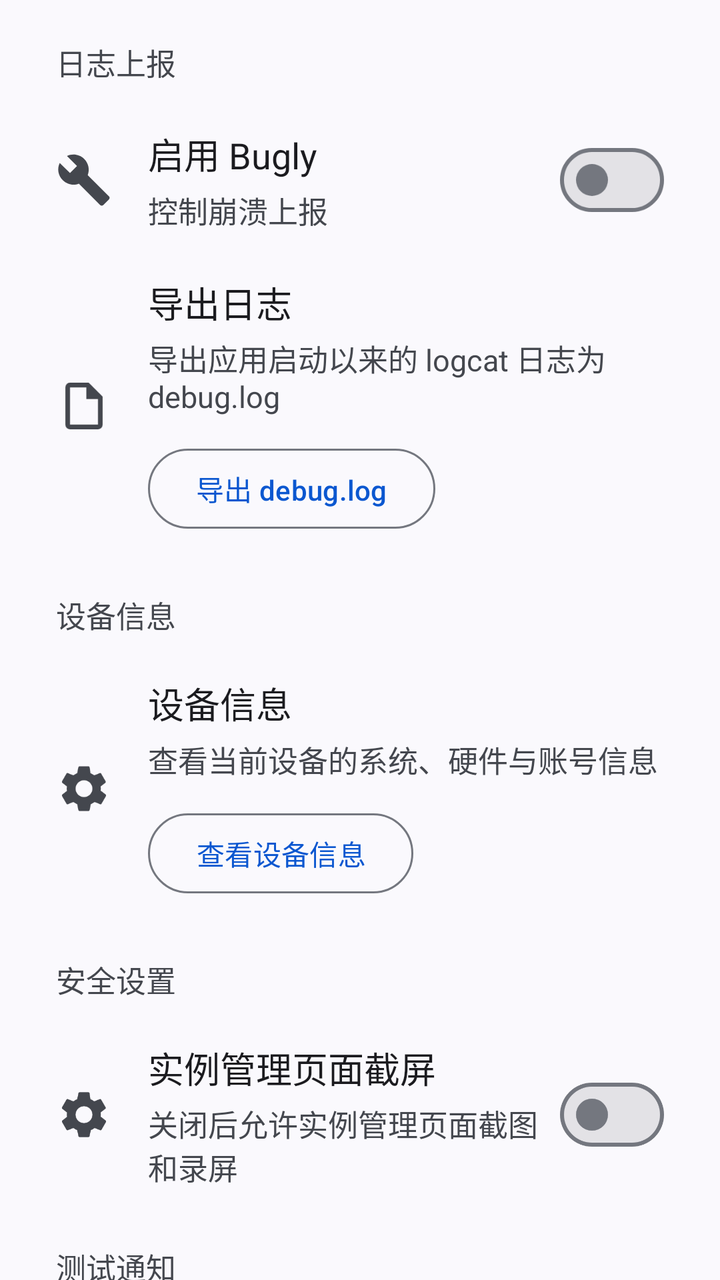
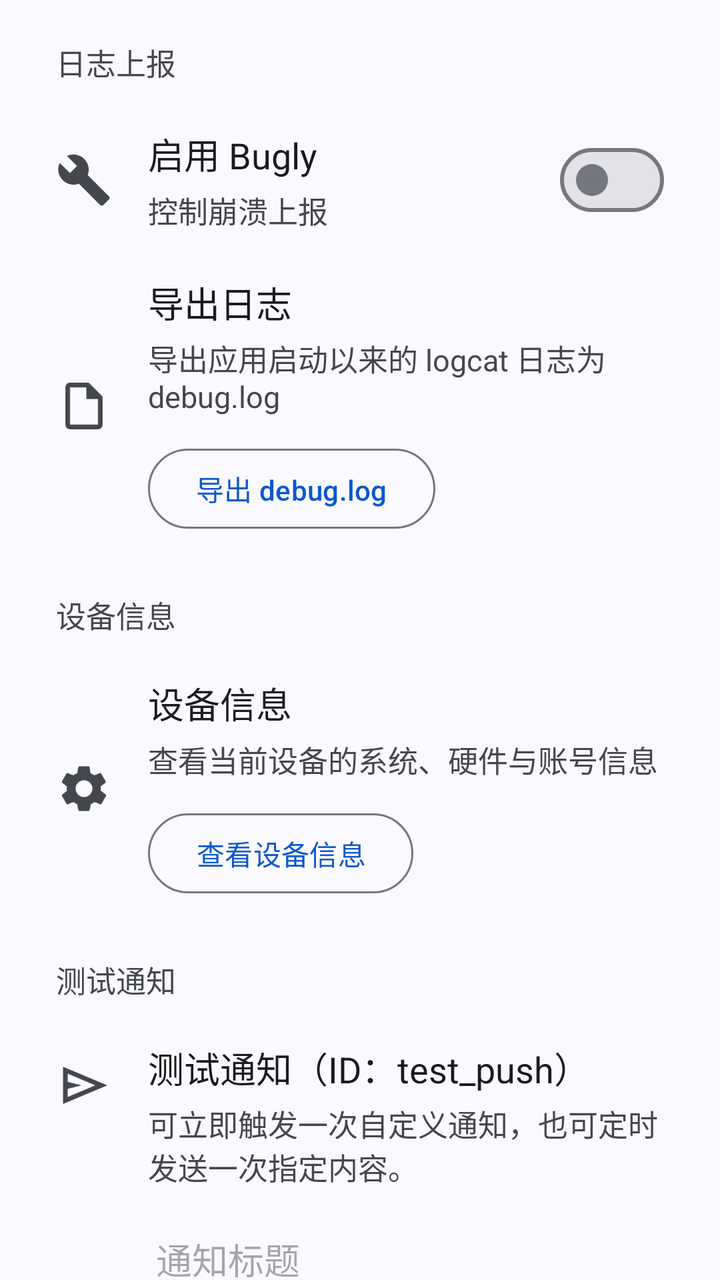

Before-and-after screenshots of an Android layout around one commit, followed by the original layout XML and the change that was made.
<!-- AndroidManifest.xml: application theme Theme.Simpfun -->
<!-- res/layout/fragment_debug.xml -->
<?xml version="1.0" encoding="utf-8"?>
<androidx.core.widget.NestedScrollView xmlns:android="http://schemas.android.com/apk/res/android"
    xmlns:app="http://schemas.android.com/apk/res-auto"
    android:id="@+id/scroll_debug"
    android:layout_width="match_parent"
    android:layout_height="match_parent"
    android:background="?attr/colorSurface"
    android:scrollbars="none">

    <LinearLayout
        android:layout_width="match_parent"
        android:layout_height="wrap_content"
        android:orientation="vertical"
        android:paddingStart="20dp"
        android:paddingTop="20dp"
        android:paddingEnd="20dp"
        android:paddingBottom="96dp">

        <TextView
            android:layout_width="wrap_content"
            android:layout_height="wrap_content"
            android:text="日志上报"
            android:textSize="15sp"
            android:textColor="?attr/colorOnSurfaceVariant"
            android:layout_marginStart="8dp"
            android:layout_marginBottom="10dp" />

        <LinearLayout
            android:layout_width="match_parent"
            android:layout_height="wrap_content"
            android:minHeight="76dp"
            android:orientation="horizontal"
            android:gravity="center_vertical"
            android:paddingHorizontal="8dp"
            android:paddingVertical="10dp">

            <ImageView
                android:layout_width="28dp"
                android:layout_height="28dp"
                android:layout_marginEnd="18dp"
                android:src="@drawable/ic_build_24"
                android:contentDescription="Bugly"
                app:tint="?attr/colorOnSurfaceVariant" />

            <LinearLayout
                android:layout_width="0dp"
                android:layout_height="wrap_content"
                android:layout_weight="1"
                android:orientation="vertical">

                <TextView
                    android:layout_width="wrap_content"
                    android:layout_height="wrap_content"
                    android:text="启用 Bugly"
                    android:textSize="18sp"
                    android:textColor="?attr/colorOnSurface" />

                <TextView
                    android:layout_width="wrap_content"
                    android:layout_height="wrap_content"
                    android:layout_marginTop="4dp"
                    android:text="控制崩溃上报"
                    android:textSize="15sp"
                    android:textColor="?attr/colorOnSurfaceVariant" />
            </LinearLayout>

            <com.google.android.material.materialswitch.MaterialSwitch
                android:id="@+id/switch_bugly"
                android:layout_width="wrap_content"
                android:layout_height="wrap_content" />
        </LinearLayout>

        <LinearLayout
            android:layout_width="match_parent"
            android:layout_height="wrap_content"
            android:minHeight="76dp"
            android:orientation="horizontal"
            android:gravity="center_vertical"
            android:paddingHorizontal="8dp"
            android:paddingVertical="10dp">

            <ImageView
                android:layout_width="28dp"
                android:layout_height="28dp"
                android:layout_marginEnd="18dp"
                android:src="@drawable/ic_document"
                android:contentDescription="导出日志"
                app:tint="?attr/colorOnSurfaceVariant" />

            <LinearLayout
                android:layout_width="0dp"
                android:layout_height="wrap_content"
                android:layout_weight="1"
                android:orientation="vertical">

                <TextView
                    android:layout_width="wrap_content"
                    android:layout_height="wrap_content"
                    android:text="导出日志"
                    android:textSize="18sp"
                    android:textColor="?attr/colorOnSurface" />

                <TextView
                    android:layout_width="wrap_content"
                    android:layout_height="wrap_content"
                    android:layout_marginTop="4dp"
                    android:text="导出应用启动以来的 logcat 日志为 debug.log"
                    android:textSize="15sp"
                    android:textColor="?attr/colorOnSurfaceVariant" />

                <com.google.android.material.button.MaterialButton
                    android:id="@+id/btn_export_log"
                    style="?attr/materialButtonOutlinedStyle"
                    android:layout_width="wrap_content"
                    android:layout_height="wrap_content"
                    android:layout_marginTop="12dp"
                    android:text="导出 debug.log" />
            </LinearLayout>
        </LinearLayout>

        <TextView
            android:layout_width="wrap_content"
            android:layout_height="wrap_content"
            android:text="设备信息"
            android:textSize="15sp"
            android:textColor="?attr/colorOnSurfaceVariant"
            android:layout_marginStart="8dp"
            android:layout_marginTop="18dp"
            android:layout_marginBottom="10dp" />

        <LinearLayout
            android:layout_width="match_parent"
            android:layout_height="wrap_content"
            android:minHeight="76dp"
            android:orientation="horizontal"
            android:gravity="center_vertical"
            android:paddingHorizontal="8dp"
            android:paddingVertical="10dp">

            <ImageView
                android:layout_width="28dp"
                android:layout_height="28dp"
                android:layout_marginEnd="18dp"
                android:src="@drawable/ic_settings"
                android:contentDescription="设备信息"
                app:tint="?attr/colorOnSurfaceVariant" />

            <LinearLayout
                android:layout_width="0dp"
                android:layout_height="wrap_content"
                android:layout_weight="1"
                android:orientation="vertical">

                <TextView
                    android:layout_width="wrap_content"
                    android:layout_height="wrap_content"
                    android:text="设备信息"
                    android:textSize="18sp"
                    android:textColor="?attr/colorOnSurface" />

                <TextView
                    android:layout_width="wrap_content"
                    android:layout_height="wrap_content"
                    android:layout_marginTop="4dp"
                    android:text="查看当前设备的系统、硬件与账号信息"
                    android:textSize="15sp"
                    android:textColor="?attr/colorOnSurfaceVariant" />

                <com.google.android.material.button.MaterialButton
                    android:id="@+id/btn_device_info"
                    style="?attr/materialButtonOutlinedStyle"
                    android:layout_width="wrap_content"
                    android:layout_height="wrap_content"
                    android:layout_marginTop="12dp"
                    android:text="查看设备信息" />
            </LinearLayout>
        </LinearLayout>

        <TextView
            android:layout_width="wrap_content"
            android:layout_height="wrap_content"
            android:text="安全设置"
            android:textSize="15sp"
            android:textColor="?attr/colorOnSurfaceVariant"
            android:layout_marginStart="8dp"
            android:layout_marginTop="18dp"
            android:layout_marginBottom="10dp" />

        <LinearLayout
            android:layout_width="match_parent"
            android:layout_height="wrap_content"
            android:minHeight="76dp"
            android:orientation="horizontal"
            android:gravity="center_vertical"
            android:paddingHorizontal="8dp"
            android:paddingVertical="10dp">

            <ImageView
                android:layout_width="28dp"
                android:layout_height="28dp"
                android:layout_marginEnd="18dp"
                android:src="@drawable/ic_settings"
                android:contentDescription="Manage 页面禁止截屏"
                app:tint="?attr/colorOnSurfaceVariant" />

            <LinearLayout
                android:layout_width="0dp"
                android:layout_height="wrap_content"
                android:layout_weight="1"
                android:orientation="vertical">

                <TextView
                    android:layout_width="wrap_content"
                    android:layout_height="wrap_content"
                    android:text="实例管理页面截屏"
                    android:textSize="18sp"
                    android:textColor="?attr/colorOnSurface" />

                <TextView
                    android:layout_width="wrap_content"
                    android:layout_height="wrap_content"
                    android:layout_marginTop="4dp"
                    android:text="关闭后允许实例管理页面截图和录屏"
                    android:textSize="15sp"
                    android:textColor="?attr/colorOnSurfaceVariant" />
            </LinearLayout>

            <com.google.android.material.materialswitch.MaterialSwitch
                android:id="@+id/switch_manage_screenshot_protection"
                android:layout_width="wrap_content"
                android:layout_height="wrap_content" />
        </LinearLayout>

        <TextView
            android:layout_width="wrap_content"
            android:layout_height="wrap_content"
            android:text="测试通知"
            android:textSize="15sp"
            android:textColor="?attr/colorOnSurfaceVariant"
            android:layout_marginStart="8dp"
            android:layout_marginTop="18dp"
            android:layout_marginBottom="10dp" />

        <LinearLayout
            android:layout_width="match_parent"
            android:layout_height="wrap_content"
            android:orientation="vertical"
            android:paddingHorizontal="8dp"
            android:paddingVertical="10dp">

            <LinearLayout
                android:layout_width="match_parent"
                android:layout_height="wrap_content"
                android:orientation="horizontal"
                android:gravity="top">

                <ImageView
                    android:layout_width="28dp"
                    android:layout_height="28dp"
                    android:layout_marginEnd="18dp"
                    android:layout_marginTop="8dp"
                    android:src="@drawable/ic_send"
                    android:contentDescription="测试通知"
                    app:tint="?attr/colorOnSurfaceVariant" />

                <LinearLayout
                    android:layout_width="0dp"
                    android:layout_height="wrap_content"
                    android:layout_weight="1"
                    android:orientation="vertical">

                    <TextView
                        android:layout_width="wrap_content"
                        android:layout_height="wrap_content"
                        android:text="测试通知（ID：test_push）"
                        android:textSize="18sp"
                        android:textColor="?attr/colorOnSurface" />

                    <TextView
                        android:layout_width="wrap_content"
                        android:layout_height="wrap_content"
                        android:layout_marginTop="4dp"
                        android:text="可立即触发一次自定义通知，也可定时发送一次指定内容。"
                        android:textSize="15sp"
                        android:textColor="?attr/colorOnSurfaceVariant" />

                    <EditText
                        android:id="@+id/et_notification_title"
                        android:layout_width="match_parent"
                        android:layout_height="wrap_content"
                        android:layout_marginTop="12dp"
                        android:hint="通知标题"
                        android:singleLine="true"
                        android:inputType="textCapSentences" />

                    <EditText
                        android:id="@+id/et_notification_content"
                        android:layout_width="match_parent"
                        android:layout_height="wrap_content"
                        android:layout_marginTop="12dp"
                        android:gravity="top|start"
                        android:hint="通知内容"
                        android:inputType="textCapSentences|textMultiLine"
                        android:minLines="3" />

                    <TextView
                        android:layout_width="wrap_content"
                        android:layout_height="wrap_content"
                        android:layout_marginTop="14dp"
                        android:text="定时时间"
                        android:textColor="?attr/colorOnSurface"
                        android:textSize="16sp" />

                    <TextView
                        android:id="@+id/tv_notification_time_value"
                        android:layout_width="wrap_content"
                        android:layout_height="wrap_content"
                        android:layout_marginTop="6dp"
                        android:text="未设置"
                        android:textColor="?attr/colorOnSurfaceVariant"
                        android:textSize="15sp" />

                    <LinearLayout
                        android:layout_width="match_parent"
                        android:layout_height="wrap_content"
                        android:layout_marginTop="12dp"
                        android:orientation="horizontal">

                        <com.google.android.material.button.MaterialButton
                            android:id="@+id/btn_pick_notification_time"
                            style="?attr/materialButtonOutlinedStyle"
                            android:layout_width="0dp"
                            android:layout_height="wrap_content"
                            android:layout_weight="1"
                            android:text="选择时间" />

                        <Space
                            android:layout_width="12dp"
                            android:layout_height="0dp" />

                        <com.google.android.material.button.MaterialButton
                            android:id="@+id/btn_send_test_notification"
                            style="?attr/materialButtonOutlinedStyle"
                            android:layout_width="0dp"
                            android:layout_height="wrap_content"
                            android:layout_weight="1"
                            android:text="立即发送" />
                    </LinearLayout>

                    <com.google.android.material.button.MaterialButton
                        android:id="@+id/btn_schedule_test_notification"
                        style="?attr/materialButtonStyle"
                        android:layout_width="match_parent"
                        android:layout_height="wrap_content"
                        android:layout_marginTop="12dp"
                        android:text="定时发送一次" />
                </LinearLayout>
            </LinearLayout>
        </LinearLayout>

        <TextView
            android:layout_width="wrap_content"
            android:layout_height="wrap_content"
            android:text="内置网页"
            android:textSize="15sp"
            android:textColor="?attr/colorOnSurfaceVariant"
            android:layout_marginStart="8dp"
            android:layout_marginTop="18dp"
            android:layout_marginBottom="10dp" />

        <LinearLayout
            android:layout_width="match_parent"
            android:layout_height="wrap_content"
            android:orientation="vertical"
            android:paddingHorizontal="8dp"
            android:paddingVertical="10dp">

            <LinearLayout
                android:layout_width="match_parent"
                android:layout_height="wrap_content"
                android:orientation="horizontal"
                android:gravity="top">

                <ImageView
                    android:layout_width="28dp"
                    android:layout_height="28dp"
                    android:layout_marginEnd="18dp"
                    android:layout_marginTop="8dp"
                    android:src="@drawable/ic_web"
                    android:contentDescription="SWebView"
                    app:tint="?attr/colorOnSurfaceVariant" />

                <LinearLayout
                    android:layout_width="0dp"
                    android:layout_height="wrap_content"
                    android:layout_weight="1"
                    android:orientation="vertical">

                    <TextView
                        android:layout_width="wrap_content"
                        android:layout_height="wrap_content"
                        android:text="SWebView URL"
                        android:textSize="18sp"
                        android:textColor="?attr/colorOnSurface" />

                    <TextView
                        android:layout_width="wrap_content"
                        android:layout_height="wrap_content"
                        android:layout_marginTop="4dp"
                        android:text="输入地址并在内置浏览器中打开"
                        android:textSize="15sp"
                        android:textColor="?attr/colorOnSurfaceVariant" />

                    <EditText
                        android:id="@+id/et_web_url"
                        android:layout_width="match_parent"
                        android:layout_height="wrap_content"
                        android:layout_marginTop="12dp"
                        android:hint="输入要打开的网址，例如 https://example.com"
                        android:inputType="textUri"
                        android:singleLine="true" />

                    <com.google.android.material.button.MaterialButton
                        android:id="@+id/btn_open_swebview"
                        style="?attr/materialButtonOutlinedStyle"
                        android:layout_width="wrap_content"
                        android:layout_height="wrap_content"
                        android:layout_marginTop="12dp"
                        android:text="打开 SWebView" />
                </LinearLayout>
            </LinearLayout>
        </LinearLayout>

        <TextView
            android:layout_width="wrap_content"
            android:layout_height="wrap_content"
            android:text="Token"
            android:textSize="15sp"
            android:textColor="?attr/colorOnSurfaceVariant"
            android:layout_marginStart="8dp"
            android:layout_marginTop="18dp"
            android:layout_marginBottom="10dp" />

        <LinearLayout
            android:layout_width="match_parent"
            android:layout_height="wrap_content"
            android:orientation="vertical"
            android:paddingHorizontal="8dp"
            android:paddingVertical="10dp">

            <LinearLayout
                android:layout_width="match_parent"
                android:layout_height="wrap_content"
                android:orientation="horizontal"
                android:gravity="top">

                <ImageView
                    android:layout_width="28dp"
                    android:layout_height="28dp"
                    android:layout_marginEnd="18dp"
                    android:layout_marginTop="8dp"
                    android:src="@drawable/ic_code"
                    android:contentDescription="Token"
                    app:tint="?attr/colorOnSurfaceVariant" />

                <LinearLayout
                    android:layout_width="0dp"
                    android:layout_height="wrap_content"
                    android:layout_weight="1"
                    android:orientation="vertical">

                    <TextView
                        android:layout_width="wrap_content"
                        android:layout_height="wrap_content"
                        android:text="访问 Token"
                        android:textSize="18sp"
                        android:textColor="?attr/colorOnSurface" />

                    <TextView
                        android:layout_width="wrap_content"
                        android:layout_height="wrap_content"
                        android:layout_marginTop="4dp"
                        android:text="保存或清空本地 Token 以便调试"
                        android:textSize="15sp"
                        android:textColor="?attr/colorOnSurfaceVariant" />

                    <EditText
                        android:id="@+id/et_token"
                        android:layout_width="match_parent"
                        android:layout_height="wrap_content"
                        android:layout_marginTop="12dp"
                        android:hint="输入 Token"
                        android:singleLine="true"
                        android:inputType="text" />

                    <LinearLayout
                        android:layout_width="match_parent"
                        android:layout_height="wrap_content"
                        android:layout_marginTop="12dp"
                        android:orientation="horizontal">

                        <com.google.android.material.button.MaterialButton
                            android:id="@+id/btn_save_token"
                            style="?attr/materialButtonOutlinedStyle"
                            android:layout_width="0dp"
                            android:layout_height="wrap_content"
                            android:layout_weight="1"
                            android:text="保存" />

                        <Space
                            android:layout_width="12dp"
                            android:layout_height="0dp" />

                        <com.google.android.material.button.MaterialButton
                            android:id="@+id/btn_clear_token"
                            style="?attr/materialButtonOutlinedStyle"
                            android:layout_width="0dp"
                            android:layout_height="wrap_content"
                            android:layout_weight="1"
                            android:text="清空" />
                    </LinearLayout>
                </LinearLayout>
            </LinearLayout>
        </LinearLayout>
    </LinearLayout>
</androidx.core.widget.NestedScrollView>
<!-- resources referenced by this layout -->
<resources>
  <!-- drawable ic_document (drawable) -->
  <vector xmlns:android="http://schemas.android.com/apk/res/android"
      android:width="24dp"
      android:height="24dp"
      android:viewportWidth="24"
      android:viewportHeight="24">
    <path
        android:fillColor="@android:color/white"
        android:pathData="M14,2H6A2,2 0 0,0 4,4V20A2,2 0 0,0 6,22H18A2,2 0 0,0 20,20V8L14,2M18,20H6V4H13V9H18V20Z"/>
  </vector>
  <!-- drawable ic_send (drawable) -->
  <vector xmlns:android="http://schemas.android.com/apk/res/android"
      android:width="24dp"
      android:height="24dp"
      android:viewportWidth="960"
      android:viewportHeight="960">
    <path
        android:pathData="M120,800v-640l760,320 -760,320ZM200,680 L674,480 200,280v140l240,60 -240,60v140ZM200,680v-400,400Z"
        android:fillColor="#1f1f1f"/>
  </vector>
  <color name="md_theme_primary">#0B57D0</color>
  <color name="md_theme_onPrimary">#FFFFFF</color>
  <color name="md_theme_primaryContainer">#D3E3FD</color>
  <color name="md_theme_onPrimaryContainer">#041E49</color>
  <color name="md_theme_secondary">#5A5C7C</color>
  <color name="md_theme_onSecondary">#FFFFFF</color>
  <color name="md_theme_secondaryContainer">#DCE2F9</color>
  <color name="md_theme_onSecondaryContainer">#131C2B</color>
  <color name="md_theme_tertiary">#75565F</color>
  <color name="md_theme_onTertiary">#FFFFFF</color>
  <color name="md_theme_tertiaryContainer">#FFD8EE</color>
  <color name="md_theme_onTertiaryContainer">#2E1125</color>
  <color name="md_theme_error">#B3261E</color>
  <color name="md_theme_onError">#FFFFFF</color>
  <color name="md_theme_errorContainer">#F9DEDC</color>
  <color name="md_theme_onErrorContainer">#410E0B</color>
  <color name="md_theme_background">#FAF9FD</color>
  <color name="md_theme_onBackground">#1B1B1F</color>
  <color name="md_theme_surface">#FAF9FD</color>
  <color name="md_theme_onSurface">#1B1B1F</color>
  <color name="md_theme_surfaceVariant">#E1E2EC</color>
  <color name="md_theme_onSurfaceVariant">#44474E</color>
  <color name="md_theme_outline">#74777F</color>
  <color name="md_theme_outlineVariant">#C4C6D0</color>
  <color name="md_theme_inverseSurface">#303034</color>
  <color name="md_theme_inverseOnSurface">#F2F0F4</color>
  <color name="md_theme_inversePrimary">#A8C7FA</color>
  <color name="md_theme_primaryFixed">#D3E3FD</color>
  <color name="md_theme_onPrimaryFixed">#041E49</color>
  <color name="md_theme_primaryFixedDim">#A8C7FA</color>
  <color name="md_theme_onPrimaryFixedVariant">#04409F</color>
  <color name="md_theme_secondaryFixed">#DCE2F9</color>
  <color name="md_theme_onSecondaryFixed">#131C2B</color>
  <color name="md_theme_secondaryFixedDim">#BFC6DC</color>
  <color name="md_theme_onSecondaryFixedVariant">#424663</color>
  <color name="md_theme_tertiaryFixed">#FFD8EE</color>
  <color name="md_theme_onTertiaryFixed">#2E1125</color>
  <color name="md_theme_tertiaryFixedDim">#EFB8D4</color>
  <color name="md_theme_onTertiaryFixedVariant">#633B48</color>
  <color name="md_theme_surfaceDim">#DAD9E0</color>
  <color name="md_theme_surfaceBright">#FAF9FD</color>
  <color name="md_theme_surfaceContainerLowest">#FFFFFF</color>
  <color name="md_theme_surfaceContainerLow">#F3F3FA</color>
  <color name="md_theme_surfaceContainer">#EEEDF3</color>
  <color name="md_theme_surfaceContainerHigh">#E9E8EF</color>
  <color name="md_theme_surfaceContainerHighest">#E3E2E6</color>
  <style name="ThemeOverlay.Simpfun.BottomSheet" parent="ThemeOverlay.MaterialComponents.BottomSheetDialog" />
  <style name="ThemeOverlay.Simpfun.MaterialAlertDialog" parent="ThemeOverlay.Material3.MaterialAlertDialog">
          <item name="shapeAppearanceSmallComponent">@style/ShapeAppearance.Simpfun.Dialog</item>
          <item name="shapeAppearanceMediumComponent">@style/ShapeAppearance.Simpfun.Dialog</item>
      </style>
  <style name="ShapeAppearance.Simpfun.Dialog" parent="ShapeAppearance.Material3.Corner.None">
          <item name="cornerSize">12dp</item>
      </style>
  <!-- unchanged entries left out for length: 5 -->
</resources>

<!-- the commit's change to res/layout/fragment_debug.xml (unified diff, before → after) -->
@@ -174,61 +174,6 @@
                     android:layout_marginTop="12dp"
                     android:text="查看设备信息" />
             </LinearLayout>
-        </LinearLayout>
-
-        <TextView
-            android:layout_width="wrap_content"
-            android:layout_height="wrap_content"
-            android:text="安全设置"
-            android:textSize="15sp"
-            android:textColor="?attr/colorOnSurfaceVariant"
-            android:layout_marginStart="8dp"
-            android:layout_marginTop="18dp"
-            android:layout_marginBottom="10dp" />
-
-        <LinearLayout
-            android:layout_width="match_parent"
-            android:layout_height="wrap_content"
-            android:minHeight="76dp"
-            android:orientation="horizontal"
-            android:gravity="center_vertical"
-            android:paddingHorizontal="8dp"
-            android:paddingVertical="10dp">
-
-            <ImageView
-                android:layout_width="28dp"
-                android:layout_height="28dp"
-                android:layout_marginEnd="18dp"
-                android:src="@drawable/ic_settings"
-                android:contentDescription="Manage 页面禁止截屏"
-                app:tint="?attr/colorOnSurfaceVariant" />
-
-            <LinearLayout
-                android:layout_width="0dp"
-                android:layout_height="wrap_content"
-                android:layout_weight="1"
-                android:orientation="vertical">
-
-                <TextView
-                    android:layout_width="wrap_content"
-                    android:layout_height="wrap_content"
-                    android:text="实例管理页面截屏"
-                    android:textSize="18sp"
-                    android:textColor="?attr/colorOnSurface" />
-
-                <TextView
-                    android:layout_width="wrap_content"
-                    android:layout_height="wrap_content"
-                    android:layout_marginTop="4dp"
-                    android:text="关闭后允许实例管理页面截图和录屏"
-                    android:textSize="15sp"
-                    android:textColor="?attr/colorOnSurfaceVariant" />
-            </LinearLayout>
-
-            <com.google.android.material.materialswitch.MaterialSwitch
-                android:id="@+id/switch_manage_screenshot_protection"
-                android:layout_width="wrap_content"
-                android:layout_height="wrap_content" />
         </LinearLayout>
 
         <TextView
